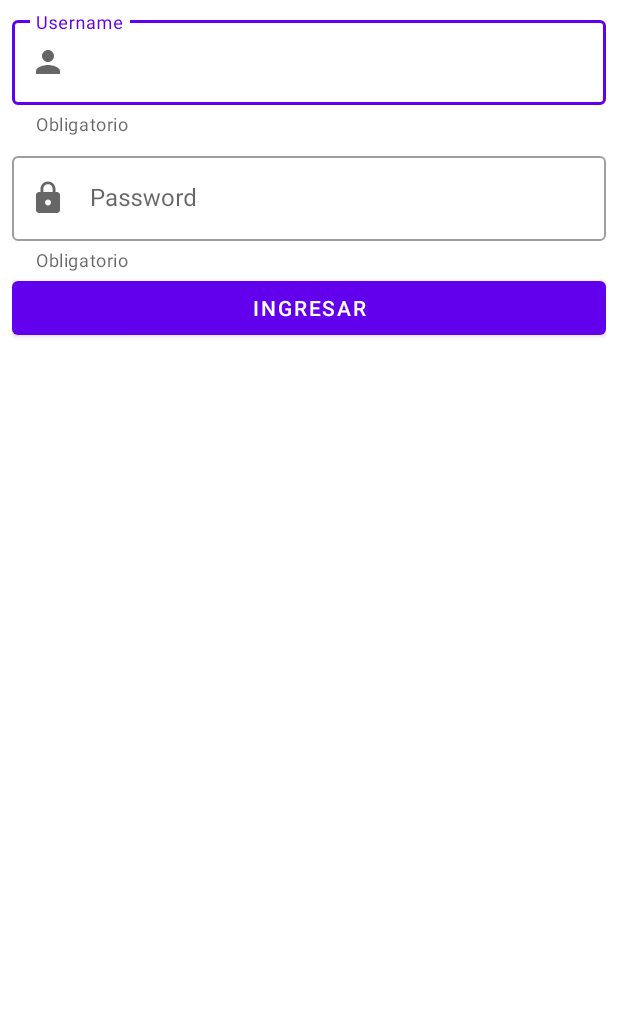
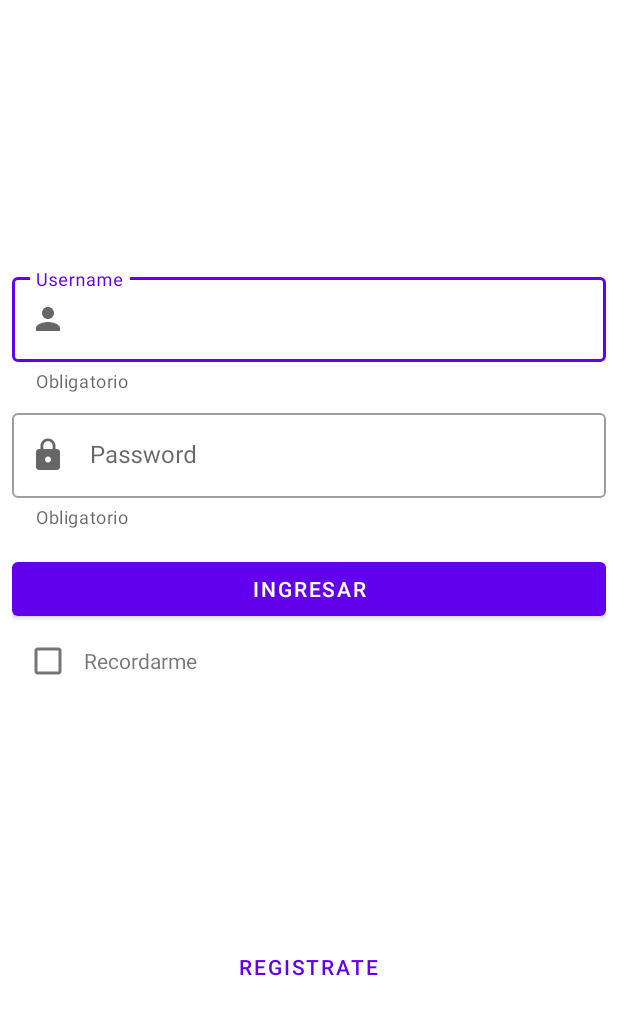
Before and after one commit to honeybadger2788/mosca, an Android app: the layout activity_main.xml on its own in the app's theme, with its tools: preview values and no code run, on a phone screen of 412 x 824 dp. Shown: the top 1015 px of the screen. Run offline under Robolectric (Android 15) with nearby library versions, the phone set to English and light mode, and no system bars.

Commit message:
fix main activity layout

```diff
--- a/app/src/main/res/layout/activity_main.xml
+++ b/app/src/main/res/layout/activity_main.xml
@@ -1,21 +1,25 @@
 <?xml version="1.0" encoding="utf-8"?>
-<ScrollView xmlns:android="http://schemas.android.com/apk/res/android"
+<androidx.constraintlayout.widget.ConstraintLayout xmlns:android="http://schemas.android.com/apk/res/android"
     xmlns:app="http://schemas.android.com/apk/res-auto"
     xmlns:tools="http://schemas.android.com/tools"
     android:layout_width="match_parent"
     android:layout_height="match_parent"
-    android:paddingHorizontal="@dimen/common_padding_default"
+    android:paddingHorizontal="@dimen/common_padding_min"
+    android:paddingTop="@dimen/common_padding_default"
     tools:context=".MainActivity">
 
     <LinearLayout
+        android:id="@+id/llLogin"
         android:layout_width="match_parent"
         android:layout_height="wrap_content"
+        app:layout_constraintTop_toTopOf="parent"
+        app:layout_constraintBottom_toTopOf="@id/llRegister"
         android:orientation="vertical">
         <com.google.android.material.textfield.TextInputLayout
             android:id="@+id/tilUsername"
             android:layout_width="match_parent"
             android:layout_height="wrap_content"
-            android:layout_marginTop="@dimen/common_padding_default"
+            android:layout_marginTop="@dimen/common_padding_min"
             android:hint="@string/hint_user"
             app:helperText="@string/help_require"
             app:startIconDrawable="@drawable/ic_person"
@@ -32,7 +36,7 @@
             android:id="@+id/tilPassword"
             android:layout_width="match_parent"
             android:layout_height="wrap_content"
-            android:layout_marginTop="@dimen/common_padding_default"
+            android:layout_marginTop="@dimen/common_padding_min"
             android:hint="@string/hint_password"
             app:helperText="@string/help_require"
             app:startIconDrawable="@drawable/ic_lock"
@@ -49,7 +53,33 @@
             android:id="@+id/btnLogin"
             android:layout_width="match_parent"
             android:layout_height="wrap_content"
+            android:layout_marginTop="@dimen/common_padding_default"
             android:text="Ingresar"/>
+        <LinearLayout
+            android:layout_width="match_parent"
+            android:layout_height="wrap_content">
+            <CheckBox
+                android:layout_width="wrap_content"
+                android:layout_height="wrap_content"/>
+            <TextView
+                android:layout_width="wrap_content"
+                android:layout_height="wrap_content"
+                android:text="Recordarme"/>
+        </LinearLayout>
+
     </LinearLayout>
 
-</ScrollView>
+    <LinearLayout
+        android:id="@+id/llRegister"
+        android:layout_width="match_parent"
+        android:layout_height="wrap_content"
+        app:layout_constraintTop_toBottomOf="@id/llLogin"
+        app:layout_constraintBottom_toBottomOf="parent"
+        android:gravity="center">
+        <Button
+            android:layout_width="wrap_content"
+            android:layout_height="wrap_content"
+            android:text="Registrate"
+            style="@style/Widget.MaterialComponents.Button.TextButton"/>
+    </LinearLayout>
+</androidx.constraintlayout.widget.ConstraintLayout>
--- a/app/src/main/res/values/dimens.xml
+++ b/app/src/main/res/values/dimens.xml
@@ -1,4 +1,5 @@
 <?xml version="1.0" encoding="utf-8"?>
 <resources>
-    <dimen name="common_padding_default">8dp</dimen>
+    <dimen name="common_padding_min">8dp</dimen>
+    <dimen name="common_padding_default">16dp</dimen>
 </resources>
```
